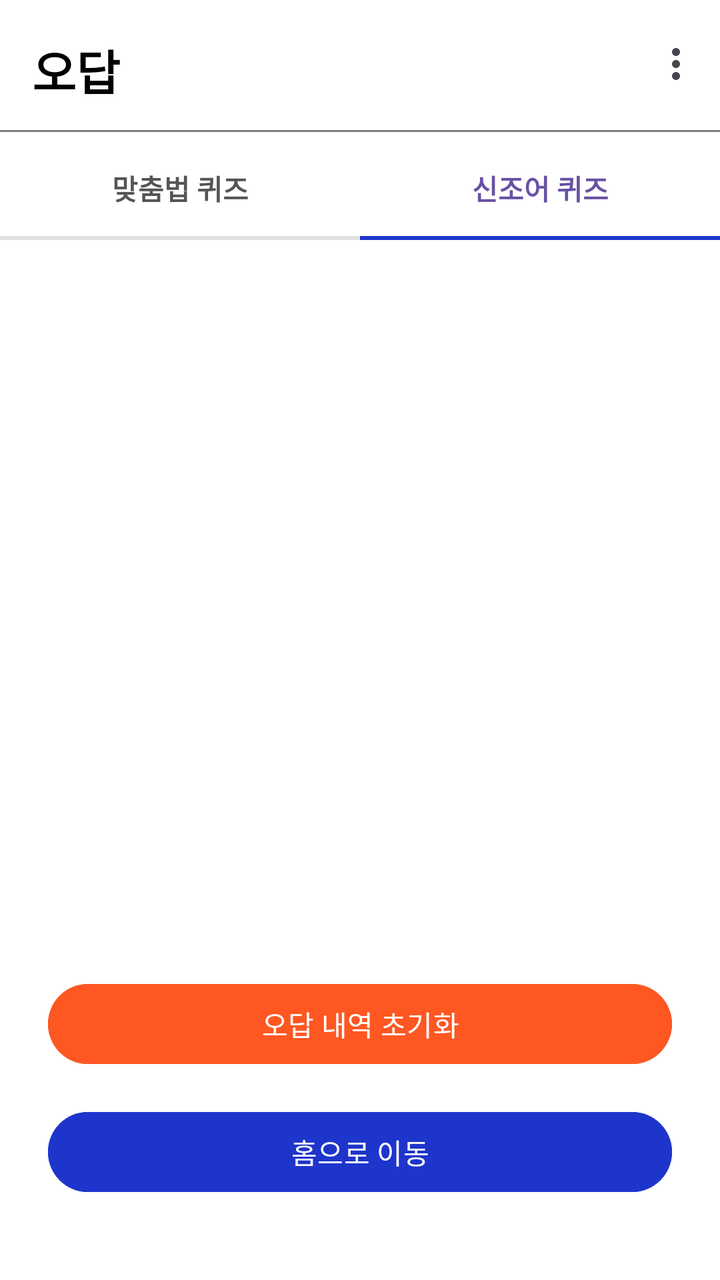
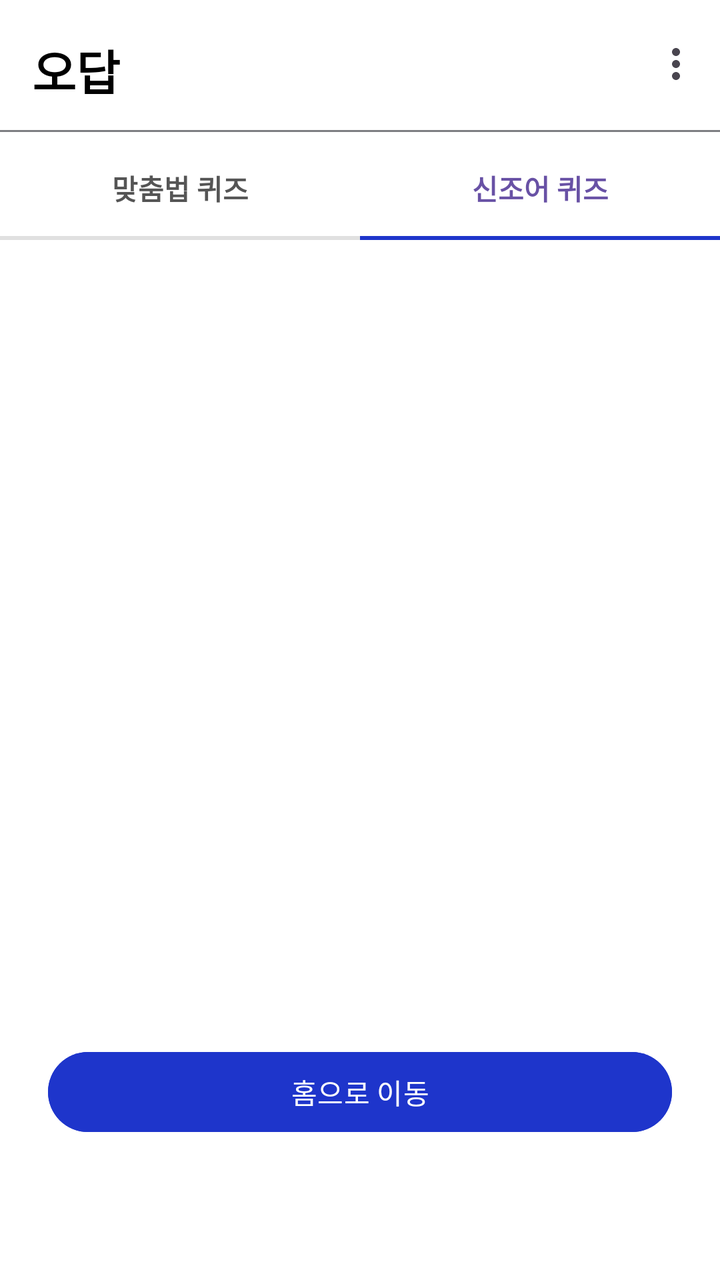

Before-and-after screenshots of an Android layout around one commit, followed by the original layout XML and the change that was made.
<!-- AndroidManifest.xml: application theme Theme.GURU2 -->
<!-- res/layout/activity_wrong_note.xml -->
<?xml version="1.0" encoding="utf-8"?>
<androidx.constraintlayout.widget.ConstraintLayout xmlns:android="http://schemas.android.com/apk/res/android"
    xmlns:app="http://schemas.android.com/apk/res-auto"
    android:id="@+id/mainLayout"
    android:layout_width="match_parent"
    android:layout_height="match_parent"
    android:background="#FFF">

    <com.google.android.material.appbar.MaterialToolbar
        android:id="@+id/toolbar"
        android:layout_width="0dp"
        android:layout_height="70dp"
        android:background="#FFF"
        app:title="오답"
        app:titleTextAppearance="@style/ToolbarTitleBold"
        app:menu="@menu/menu_main"
        app:titleTextColor="@android:color/black"
        app:layout_constraintTop_toTopOf="parent"
        app:layout_constraintStart_toStartOf="parent"
        app:layout_constraintEnd_toEndOf="parent"/>
    <View
        android:id="@+id/dividerLine"
        android:layout_width="match_parent"
        android:layout_height="1dp"
        android:layout_marginTop="65dp"
        android:background="#7D7E82"
        app:layout_constraintTop_toTopOf="parent" />


    <TextView
        android:id="@+id/btnGrammar"
        android:layout_width="0dp"
        android:layout_height="48dp"
        android:gravity="center"
        android:text="맞춤법 퀴즈"
        android:textColor="#555555"
        android:textStyle="bold"
        app:layout_constraintTop_toBottomOf="@id/toolbar"
        app:layout_constraintStart_toStartOf="parent"
        app:layout_constraintEnd_toStartOf="@+id/btnSlang" />

    <TextView
        android:id="@+id/btnSlang"
        android:layout_width="0dp"
        android:layout_height="48dp"
        android:gravity="center"
        android:text="신조어 퀴즈"
        android:textColor="#6851A5"
        android:textStyle="bold"
        app:layout_constraintTop_toBottomOf="@id/toolbar"
        app:layout_constraintStart_toEndOf="@id/btnGrammar"
        app:layout_constraintEnd_toEndOf="parent" />

    <View
        android:id="@+id/tabBaseLine"
        android:layout_width="match_parent"
        android:layout_height="2dp"
        android:background="#E0E0E0"
        app:layout_constraintTop_toBottomOf="@id/btnSlang" />

    <View
        android:id="@+id/tabIndicator"
        android:layout_width="0dp"
        android:layout_height="2dp"
        android:background="#1E35CB"
        app:layout_constraintTop_toBottomOf="@id/btnSlang"
        app:layout_constraintStart_toStartOf="@id/btnSlang"
        app:layout_constraintEnd_toEndOf="@id/btnSlang" />

    <androidx.viewpager2.widget.ViewPager2
        android:id="@+id/viewPager"
        android:layout_width="0dp"
        android:layout_height="0dp"
        android:background="@color/white"
        app:layout_constraintTop_toBottomOf="@id/tabBaseLine"
        app:layout_constraintBottom_toTopOf="@id/btnClearWrong"
        app:layout_constraintEnd_toEndOf="parent"
        app:layout_constraintStart_toStartOf="parent" />

    <Button
        android:id="@+id/btnClearWrong"
        android:layout_width="0dp"
        android:layout_height="48dp"
        android:layout_marginHorizontal="24dp"
        android:layout_marginStart="24dp"
        android:layout_marginEnd="24dp"
        android:layout_marginBottom="16dp"
        android:backgroundTint="#FF5722"
        android:text="오답 내역 초기화"
        app:layout_constraintBottom_toTopOf="@id/btnGoHome"
        app:layout_constraintEnd_toEndOf="parent"
        app:layout_constraintStart_toStartOf="parent" />

    <Button
        android:id="@+id/btnGoHome"
        android:layout_width="0dp"
        android:layout_height="48dp"
        android:layout_marginHorizontal="24dp"
        android:layout_marginStart="24dp"
        android:layout_marginEnd="24dp"
        android:layout_marginBottom="40dp"
        android:backgroundTint="#1E35CB"
        android:text="홈으로 이동"
        app:layout_constraintBottom_toBottomOf="parent"
        app:layout_constraintEnd_toEndOf="parent"
        app:layout_constraintStart_toStartOf="parent" />

</androidx.constraintlayout.widget.ConstraintLayout>
<!-- resources referenced by this layout -->
<resources>
  <color name="white">#FFFFFFFF</color>
  <style name="ToolbarTitleBold">
          <item name="android:textStyle">bold</item>
          <item name="android:textSize">24sp</item>
      </style>
  <style name="Theme.GURU2" parent="Base.Theme.GURU2" />
  <style name="Base.Theme.GURU2" parent="Theme.Material3.DayNight.NoActionBar">
  
          <item name="android:windowLightStatusBar">true</item>
  
          <item name="android:windowTranslucentStatus">false</item>
  
          <item name="popupMenuBackground">@android:color/transparent</item>
          <item name="android:itemBackground">#E9ECFF</item>
          
      </style>
</resources>

<!-- the commit's change to res/layout/activity_wrong_note.xml (unified diff, before → after) -->
@@ -72,24 +72,11 @@
         android:layout_width="0dp"
         android:layout_height="0dp"
         android:background="@color/white"
-        app:layout_constraintTop_toBottomOf="@id/tabBaseLine"
-        app:layout_constraintBottom_toTopOf="@id/btnClearWrong"
-        app:layout_constraintEnd_toEndOf="parent"
-        app:layout_constraintStart_toStartOf="parent" />
-
-    <Button
-        android:id="@+id/btnClearWrong"
-        android:layout_width="0dp"
-        android:layout_height="48dp"
-        android:layout_marginHorizontal="24dp"
-        android:layout_marginStart="24dp"
-        android:layout_marginEnd="24dp"
-        android:layout_marginBottom="16dp"
-        android:backgroundTint="#FF5722"
-        android:text="오답 내역 초기화"
         app:layout_constraintBottom_toTopOf="@id/btnGoHome"
         app:layout_constraintEnd_toEndOf="parent"
-        app:layout_constraintStart_toStartOf="parent" />
+        app:layout_constraintStart_toStartOf="parent"
+        app:layout_constraintTop_toBottomOf="@id/tabBaseLine" />
+
 
     <Button
         android:id="@+id/btnGoHome"
@@ -98,7 +85,7 @@
         android:layout_marginHorizontal="24dp"
         android:layout_marginStart="24dp"
         android:layout_marginEnd="24dp"
-        android:layout_marginBottom="40dp"
+        android:layout_marginBottom="70dp"
         android:backgroundTint="#1E35CB"
         android:text="홈으로 이동"
         app:layout_constraintBottom_toBottomOf="parent"
